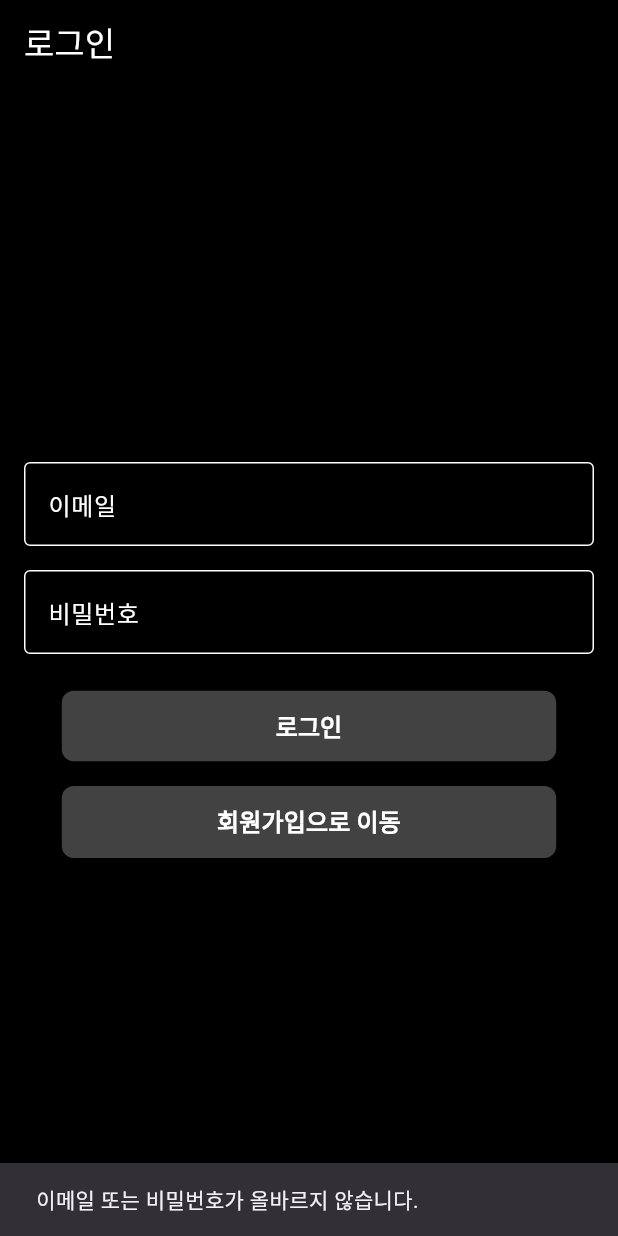
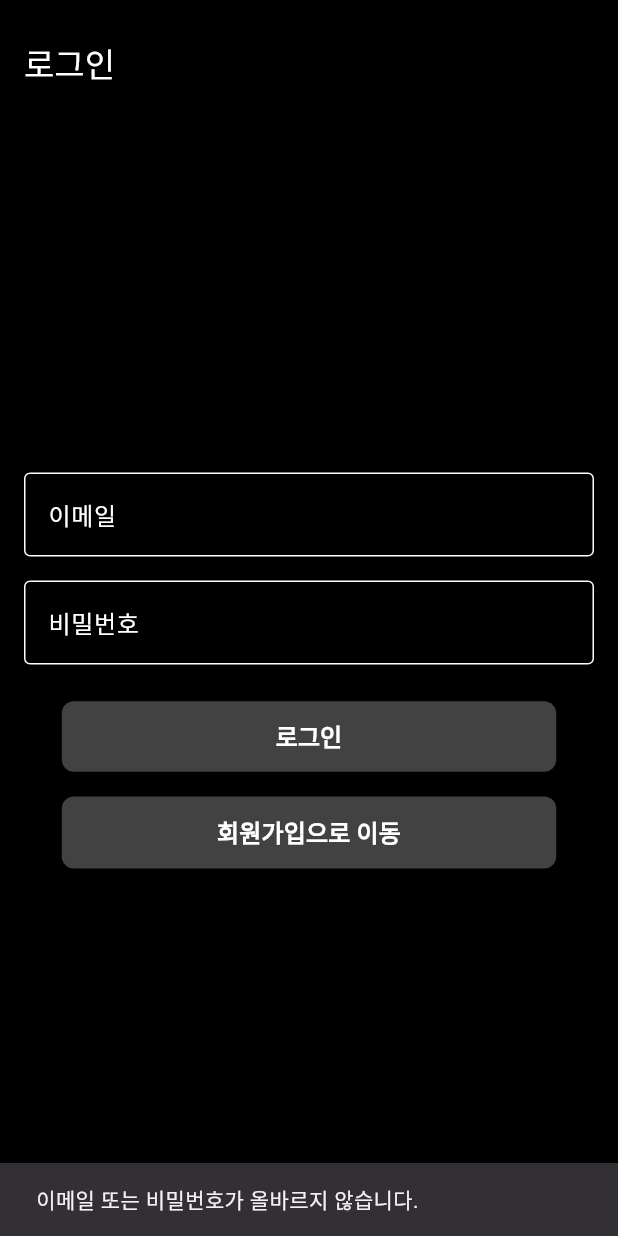
Before and after one commit to kanade012/ActiveWorks, a Flutter app: the screen it shows after launch, after a tap on "로그인", on a phone screen of 412 x 824 dp. Run offline on Flutter 3.47's test engine with Material 3 defaults, Android fonts, the phone set to English and light mode, and no system bars; our stand-ins replace cloud_firestore, firebase_core, shared_preferences; missing offline and left inert: window_manager; accounts and stored records are empty.

Commit message:
[chore] status 바 제거 후 디자인 최적화

```diff
--- a/lib/main.dart
+++ b/lib/main.dart
@@ -20,8 +20,8 @@ void main() async {
     size: Size(800, 600),
     center: true,
     backgroundColor: Colors.transparent,
-    skipTaskbar: false,
-    // titleBarStyle: TitleBarStyle.hidden,
+    skipTaskbar: true,
+    titleBarStyle: TitleBarStyle.hidden,
   );
 
   // window_manager 설정 적용
--- a/lib/page/login_page.dart
+++ b/lib/page/login_page.dart
@@ -18,9 +18,17 @@ class _AuthPageState extends State<AuthPage> {
   Widget build(BuildContext context) {
     return Scaffold(
       backgroundColor: Colors.black,
-      appBar: AppBar(
-        backgroundColor: Colors.black,
-        title: Text(_isLogin ? '로그인' : '회원가입', style: TextStyle(color: Colors.white)),
+      appBar: PreferredSize(
+        preferredSize: Size.fromHeight(70),
+        child: Column(
+          mainAxisAlignment: MainAxisAlignment.end,
+          children: [
+            AppBar(
+              backgroundColor: Colors.black,
+              title: Text(_isLogin ? '로그인' : '회원가입', style: TextStyle(color: Colors.white)),
+            ),
+          ],
+        ),
       ),
       body: Padding(
         padding: EdgeInsets.all(16.0),
```
Also changed, not shown: lib/page/create_group_page.dart (+14 -6 lines), lib/page/group_detail_page.dart (+12 -3 lines), lib/page/group_list_page.dart (+14 -6 lines), lib/page/join_group_page.dart (+14 -6 lines), lib/page/main_page.dart (+12 -3 lines).
